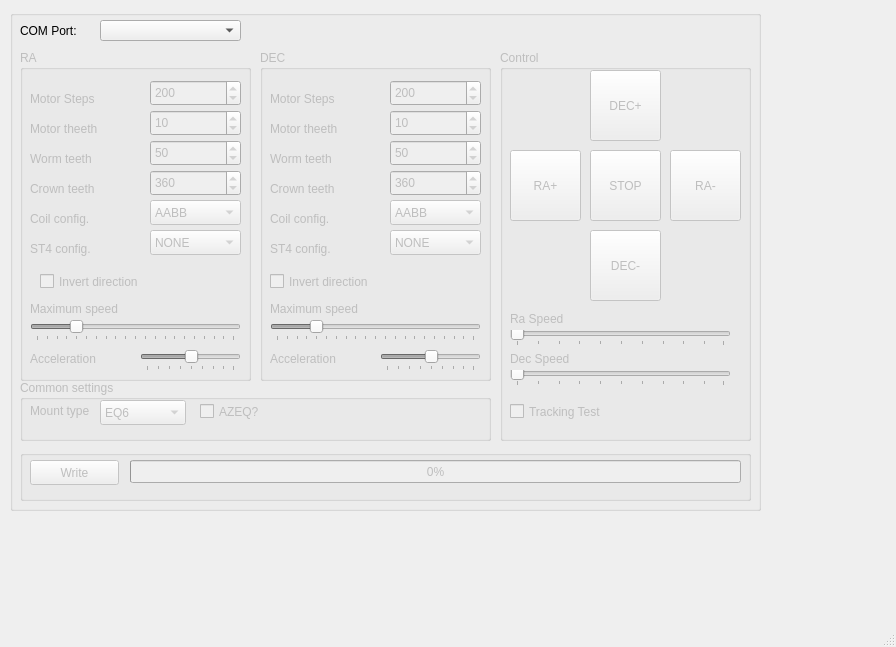
Before: the Qt Designer form mainwindow.ui in ahp-electronics/gt-configurator, drawn with Qt 5.
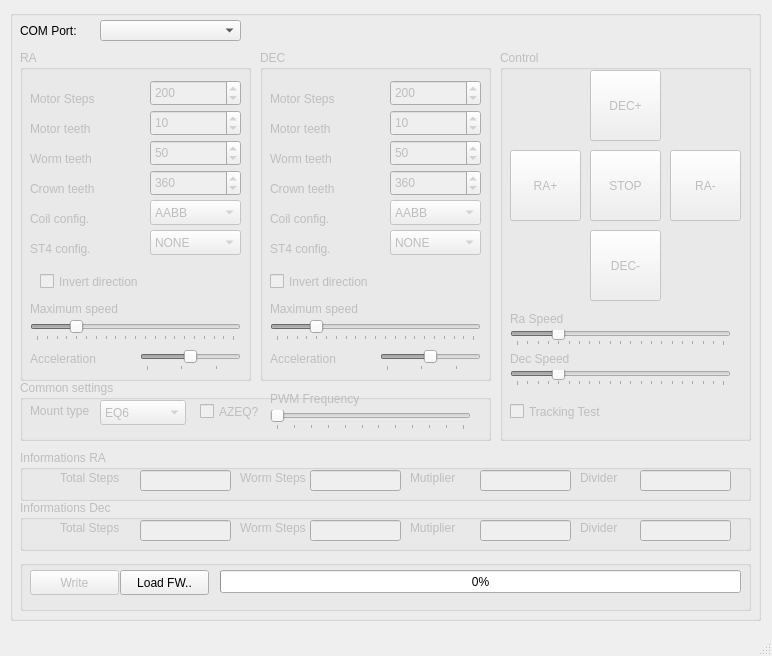
After: the same form once the commit is applied.

Patch:
```diff
--- a/mainwindow.ui
+++ b/mainwindow.ui
@@ -6,8 +6,8 @@
    <rect>
     <x>0</x>
     <y>0</y>
-    <width>896</width>
-    <height>647</height>
+    <width>772</width>
+    <height>656</height>
    </rect>
   </property>
   <property name="windowTitle">
@@ -23,7 +23,7 @@
       <x>10</x>
       <y>10</y>
       <width>751</width>
-      <height>501</height>
+      <height>611</height>
      </rect>
     </property>
     <property name="title">
@@ -240,7 +240,7 @@
        </rect>
       </property>
       <property name="text">
-       <string>Motor theeth</string>
+       <string>Motor teeth</string>
       </property>
      </widget>
      <widget class="QSlider" name="MaxSpeed_0">
@@ -281,10 +281,13 @@
        </rect>
       </property>
       <property name="maximum">
-       <number>63</number>
+       <number>20</number>
+      </property>
+      <property name="singleStep">
+       <number>1</number>
       </property>
       <property name="value">
-       <number>32</number>
+       <number>10</number>
       </property>
       <property name="orientation">
        <enum>Qt::Horizontal</enum>
@@ -296,7 +299,7 @@
        <number>8</number>
       </property>
      </widget>
-     <widget class="QLabel" name="label_9">
+     <widget class="QLabel" name="MaxSpeed_label_0">
       <property name="geometry">
        <rect>
         <x>10</x>
@@ -309,7 +312,7 @@
        <string>Maximum speed</string>
       </property>
      </widget>
-     <widget class="QLabel" name="label_10">
+     <widget class="QLabel" name="Acceleration_label_0">
       <property name="geometry">
        <rect>
         <x>10</x>
@@ -338,12 +341,12 @@
     </widget>
     <widget class="QGroupBox" name="WriteArea">
      <property name="enabled">
-      <bool>false</bool>
+      <bool>true</bool>
      </property>
      <property name="geometry">
       <rect>
        <x>10</x>
-       <y>440</y>
+       <y>550</y>
        <width>731</width>
        <height>51</height>
       </rect>
@@ -352,6 +355,9 @@
       <string/>
      </property>
      <widget class="QPushButton" name="Write">
+      <property name="enabled">
+       <bool>false</bool>
+      </property>
       <property name="geometry">
        <rect>
         <x>10</x>
@@ -367,9 +373,9 @@
      <widget class="QProgressBar" name="progress">
       <property name="geometry">
        <rect>
-        <x>110</x>
+        <x>200</x>
         <y>10</y>
-        <width>611</width>
+        <width>521</width>
         <height>23</height>
        </rect>
       </property>
@@ -377,6 +383,19 @@
        <number>0</number>
       </property>
      </widget>
+     <widget class="QPushButton" name="LoadFW">
+      <property name="geometry">
+       <rect>
+        <x>100</x>
+        <y>10</y>
+        <width>89</width>
+        <height>25</height>
+       </rect>
+      </property>
+      <property name="text">
+       <string>Load FW..</string>
+      </property>
+     </widget>
     </widget>
     <widget class="QGroupBox" name="RA_2">
      <property name="enabled">
@@ -589,7 +608,7 @@
        </rect>
       </property>
       <property name="text">
-       <string>Motor theeth</string>
+       <string>Motor teeth</string>
       </property>
      </widget>
      <widget class="QSlider" name="MaxSpeed_1">
@@ -633,10 +652,10 @@
        </rect>
       </property>
       <property name="maximum">
-       <number>63</number>
+       <number>20</number>
       </property>
       <property name="value">
-       <number>32</number>
+       <number>10</number>
       </property>
       <property name="orientation">
        <enum>Qt::Horizontal</enum>
@@ -777,12 +796,24 @@
         <height>16</height>
        </rect>
       </property>
+      <property name="minimum">
+       <number>1</number>
+      </property>
+      <property name="maximum">
+       <number>1000</number>
+      </property>
+      <property name="value">
+       <number>200</number>
+      </property>
       <property name="orientation">
        <enum>Qt::Horizontal</enum>
       </property>
       <property name="tickPosition">
        <enum>QSlider::TicksBelow</enum>
       </property>
+      <property name="tickInterval">
+       <number>50</number>
+      </property>
      </widget>
      <widget class="QLabel" name="label_21">
       <property name="geometry">
@@ -819,12 +850,24 @@
         <height>16</height>
        </rect>
       </property>
+      <property name="minimum">
+       <number>1</number>
+      </property>
+      <property name="maximum">
+       <number>1000</number>
+      </property>
+      <property name="value">
+       <number>200</number>
+      </property>
       <property name="orientation">
        <enum>Qt::Horizontal</enum>
       </property>
       <property name="tickPosition">
        <enum>QSlider::TicksBelow</enum>
       </property>
+      <property name="tickInterval">
+       <number>50</number>
+      </property>
      </widget>
      <widget class="QCheckBox" name="Tracking">
       <property name="geometry">
@@ -954,6 +997,44 @@
        <string>AZEQ?</string>
       </property>
      </widget>
+     <widget class="QLabel" name="PWMFreq_label">
+      <property name="geometry">
+       <rect>
+        <x>250</x>
+        <y>10</y>
+        <width>131</width>
+        <height>17</height>
+       </rect>
+      </property>
+      <property name="text">
+       <string>PWM Frequency</string>
+      </property>
+     </widget>
+     <widget class="QSlider" name="PWMFreq">
+      <property name="geometry">
+       <rect>
+        <x>250</x>
+        <y>30</y>
+        <width>201</width>
+        <height>20</height>
+       </rect>
+      </property>
+      <property name="minimum">
+       <number>0</number>
+      </property>
+      <property name="maximum">
+       <number>11</number>
+      </property>
+      <property name="singleStep">
+       <number>1</number>
+      </property>
+      <property name="orientation">
+       <enum>Qt::Horizontal</enum>
+      </property>
+      <property name="tickPosition">
+       <enum>QSlider::TicksBelow</enum>
+      </property>
+     </widget>
     </widget>
     <widget class="QComboBox" name="ComPort">
      <property name="geometry">
@@ -978,6 +1059,246 @@
       <string>COM Port:</string>
      </property>
     </widget>
+    <widget class="QGroupBox" name="RaInfo">
+     <property name="enabled">
+      <bool>false</bool>
+     </property>
+     <property name="geometry">
+      <rect>
+       <x>10</x>
+       <y>440</y>
+       <width>731</width>
+       <height>51</height>
+      </rect>
+     </property>
+     <property name="title">
+      <string>Informations RA</string>
+     </property>
+     <widget class="QLineEdit" name="TotalSteps0">
+      <property name="geometry">
+       <rect>
+        <x>120</x>
+        <y>20</y>
+        <width>91</width>
+        <height>21</height>
+       </rect>
+      </property>
+      <property name="readOnly">
+       <bool>true</bool>
+      </property>
+     </widget>
+     <widget class="QLabel" name="label_3">
+      <property name="geometry">
+       <rect>
+        <x>40</x>
+        <y>20</y>
+        <width>61</width>
+        <height>16</height>
+       </rect>
+      </property>
+      <property name="text">
+       <string>Total Steps</string>
+      </property>
+     </widget>
+     <widget class="QLabel" name="label_10">
+      <property name="geometry">
+       <rect>
+        <x>390</x>
+        <y>20</y>
+        <width>51</width>
+        <height>16</height>
+       </rect>
+      </property>
+      <property name="text">
+       <string>Mutiplier</string>
+      </property>
+     </widget>
+     <widget class="QLineEdit" name="Divider0">
+      <property name="geometry">
+       <rect>
+        <x>620</x>
+        <y>20</y>
+        <width>91</width>
+        <height>21</height>
+       </rect>
+      </property>
+      <property name="readOnly">
+       <bool>true</bool>
+      </property>
+     </widget>
+     <widget class="QLabel" name="label_9">
+      <property name="geometry">
+       <rect>
+        <x>220</x>
+        <y>20</y>
+        <width>71</width>
+        <height>16</height>
+       </rect>
+      </property>
+      <property name="text">
+       <string>Worm Steps</string>
+      </property>
+     </widget>
+     <widget class="QLineEdit" name="WormSteps0">
+      <property name="geometry">
+       <rect>
+        <x>290</x>
+        <y>20</y>
+        <width>91</width>
+        <height>21</height>
+       </rect>
+      </property>
+      <property name="readOnly">
+       <bool>true</bool>
+      </property>
+     </widget>
+     <widget class="QLabel" name="label_12">
+      <property name="geometry">
+       <rect>
+        <x>560</x>
+        <y>20</y>
+        <width>51</width>
+        <height>16</height>
+       </rect>
+      </property>
+      <property name="text">
+       <string>Divider</string>
+      </property>
+     </widget>
+     <widget class="QLineEdit" name="Multiplier0">
+      <property name="geometry">
+       <rect>
+        <x>460</x>
+        <y>20</y>
+        <width>91</width>
+        <height>21</height>
+       </rect>
+      </property>
+      <property name="readOnly">
+       <bool>true</bool>
+      </property>
+     </widget>
+    </widget>
+    <widget class="QGroupBox" name="DecInfo">
+     <property name="enabled">
+      <bool>false</bool>
+     </property>
+     <property name="geometry">
+      <rect>
+       <x>10</x>
+       <y>490</y>
+       <width>731</width>
+       <height>51</height>
+      </rect>
+     </property>
+     <property name="title">
+      <string>Informations Dec</string>
+     </property>
+     <widget class="QLineEdit" name="TotalSteps1">
+      <property name="geometry">
+       <rect>
+        <x>120</x>
+        <y>20</y>
+        <width>91</width>
+        <height>21</height>
+       </rect>
+      </property>
+      <property name="readOnly">
+       <bool>true</bool>
+      </property>
+     </widget>
+     <widget class="QLabel" name="label_27">
+      <property name="geometry">
+       <rect>
+        <x>40</x>
+        <y>20</y>
+        <width>61</width>
+        <height>16</height>
+       </rect>
+      </property>
+      <property name="text">
+       <string>Total Steps</string>
+      </property>
+     </widget>
+     <widget class="QLabel" name="label_28">
+      <property name="geometry">
+       <rect>
+        <x>390</x>
+        <y>20</y>
+        <width>51</width>
+        <height>16</height>
+       </rect>
+      </property>
+      <property name="text">
+       <string>Mutiplier</string>
+      </property>
+     </widget>
+     <widget class="QLineEdit" name="Divider1">
+      <property name="geometry">
+       <rect>
+        <x>620</x>
+        <y>20</y>
+        <width>91</width>
+        <height>21</height>
+       </rect>
+      </property>
+      <property name="readOnly">
+       <bool>true</bool>
+      </property>
+     </widget>
+     <widget class="QLabel" name="label_29">
+      <property name="geometry">
+       <rect>
+        <x>220</x>
+        <y>20</y>
+        <width>71</width>
+        <height>16</height>
+       </rect>
+      </property>
+      <property name="text">
+       <string>Worm Steps</string>
+      </property>
+     </widget>
+     <widget class="QLineEdit" name="WormSteps1">
+      <property name="geometry">
+       <rect>
+        <x>290</x>
+        <y>20</y>
+        <width>91</width>
+        <height>21</height>
+       </rect>
+      </property>
+      <property name="readOnly">
+       <bool>true</bool>
+      </property>
+     </widget>
+     <widget class="QLabel" name="label_30">
+      <property name="geometry">
+       <rect>
+        <x>560</x>
+        <y>20</y>
+        <width>51</width>
+        <height>16</height>
+       </rect>
+      </property>
+      <property name="text">
+       <string>Divider</string>
+      </property>
+     </widget>
+     <widget class="QLineEdit" name="Multiplier1">
+      <property name="geometry">
+       <rect>
+        <x>460</x>
+        <y>20</y>
+        <width>91</width>
+        <height>21</height>
+       </rect>
+      </property>
+      <property name="readOnly">
+       <bool>true</bool>
+      </property>
+     </widget>
+    </widget>
    </widget>
   </widget>
   <widget class="QMenuBar" name="menubar">
```
Left out of the diff: 20 changed lines with no effect on the pictures.
